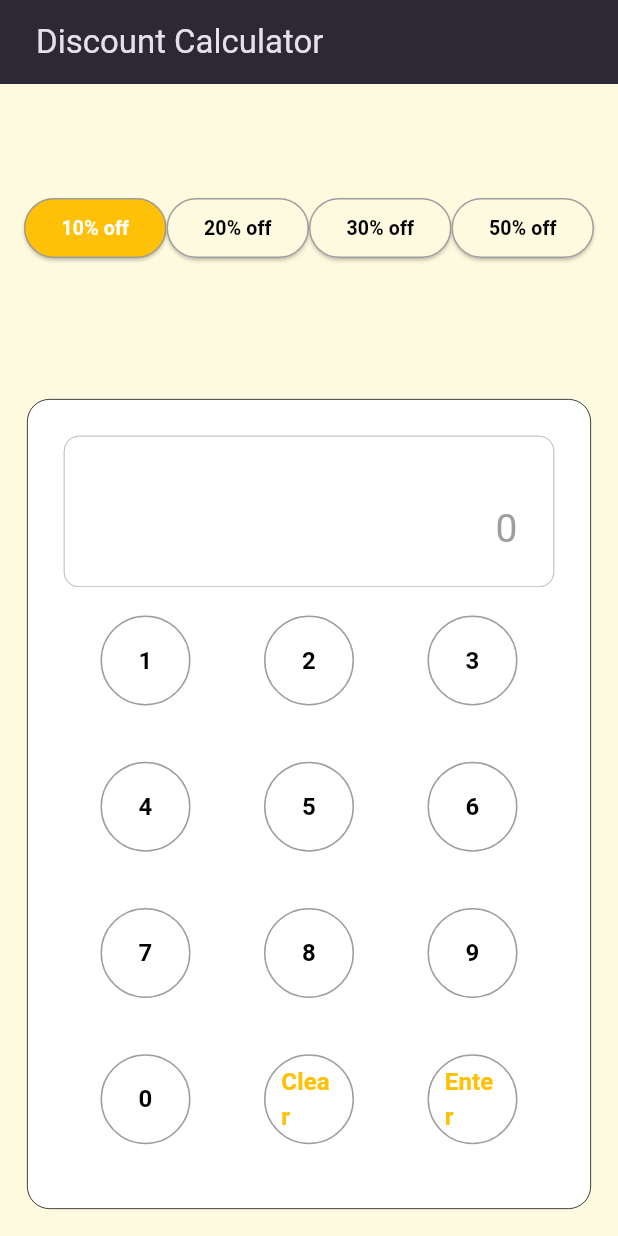
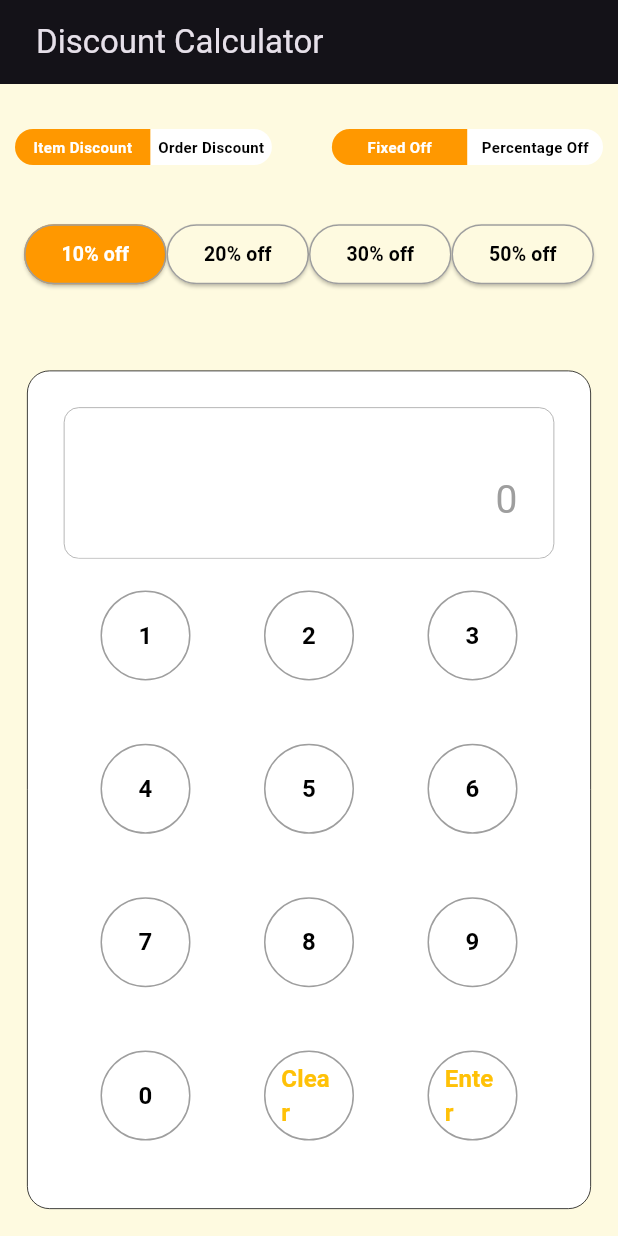
Before and after one commit to lockyboss1/riverpod-calculator, a Flutter app: the screen it shows after launch, on a phone screen of 412 x 824 dp. Run offline on Flutter 3.47's test engine with Material 3 defaults, Android fonts, the phone set to English and light mode, and no system bars; our stand-ins replace flutter_riverpod, freezed_annotation, math_expressions.

Commit message:
toggle buttons

```diff
--- a/lib/views/calulator_page.dart
+++ b/lib/views/calulator_page.dart
@@ -2,7 +2,7 @@ import 'package:demo_app/widgets/discount_buttons.dart';
 import 'package:flutter/material.dart';
 
 import '../widgets/calculator_buttons.dart';
-
+import '../widgets/toggle_buttons.dart';
 
 class CalculatorPage extends StatelessWidget {
   const CalculatorPage({
@@ -13,7 +13,6 @@ class CalculatorPage extends StatelessWidget {
   Widget build(BuildContext context) {
     return Scaffold(
       appBar: AppBar(
-        elevation: 10,
         title: Container(
           margin: const EdgeInsets.only(left: 8),
           child: const Text(
@@ -24,8 +23,44 @@ class CalculatorPage extends StatelessWidget {
       body: const SafeArea(
         child: Column(
           children: [
+            SizedBox(height: 30),
+            Padding(
+              padding: EdgeInsets.only(left: 10, right: 10),
+              child: Row(
+                children: [
+                  RoundedButton(
+                    text: 'Item Discount',
+                    color: Colors.orange,
+                    isLeft: true,
+                    textColor: Colors.white,
+                  ),
+                  Padding(
+                    padding: EdgeInsets.only(right: 40),
+                    child: RoundedButton(
+                      text: 'Order Discount',
+                      isLeft: false,
+                      color: Colors.white,
+                      textColor: Colors.black,
+                    ),
+                  ),
+                  //Spacer(),
+                  RoundedButton(
+                    text: 'Fixed Off',
+                    color: Colors.orange,
+                    isLeft: true,
+                    textColor: Colors.white,
+                  ),
+                  RoundedButton(
+                    text: 'Percentage Off',
+                    isLeft: false,
+                    color: Colors.white,
+                    textColor: Colors.black,
+                  ),
+                ],
+              ),
+            ),
             Expanded(flex: 1, child: DiscountButtons()),
-            Expanded(flex: 3, child: CalculatorButtons())
+            Expanded(flex: 5, child: CalculatorButtons())
           ],
         ),
       ),
--- a/lib/widgets/discount_buttons_row.dart
+++ b/lib/widgets/discount_buttons_row.dart
@@ -16,7 +16,7 @@ class DiscountButtonsRow extends ConsumerWidget {
   Color getBackgroundColor(String buttonText) {
     switch (buttonText) {
       case '10% off':
-        return Colors.amber;
+        return Colors.orange;
       default:
         return const Color(0xFFFEFAE0);
     }
--- a/lib/widgets/toggle_buttons.dart
+++ b/lib/widgets/toggle_buttons.dart
@@ -0,0 +1,43 @@
+import 'package:flutter/material.dart';
+
+class RoundedButton extends StatelessWidget {
+  final String text;
+  final bool isLeft;
+  final Color color;
+  final Color textColor;
+
+  const RoundedButton({
+    required this.text,
+    required this.isLeft,
+    required this.color,
+    required this.textColor,
+  });
+
+  @override
+  Widget build(BuildContext context) {
+    return Expanded(
+      child: Container(
+        decoration: BoxDecoration(
+          color: color,
+          borderRadius: BorderRadius.only(
+            topLeft: isLeft ? const Radius.circular(12.0) : Radius.zero,
+            topRight: !isLeft ? const Radius.circular(12.0) : Radius.zero,
+            bottomLeft: isLeft ? const Radius.circular(12.0) : Radius.zero,
+            bottomRight: !isLeft ? const Radius.circular(12.0) : Radius.zero,
+          ),
+        ),
+        padding: const EdgeInsets.all(5),
+        child: Center(
+          child: Text(
+            text,
+            style: TextStyle(
+              color: textColor,
+              fontSize: 10,
+              fontWeight: FontWeight.w600
+            ),
+          ),
+        ),
+      ),
+    );
+  }
+}
```
